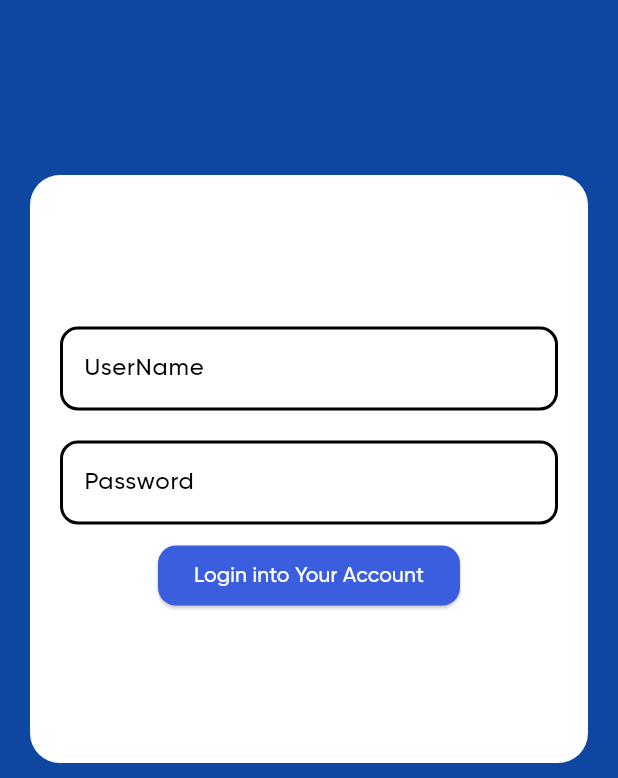
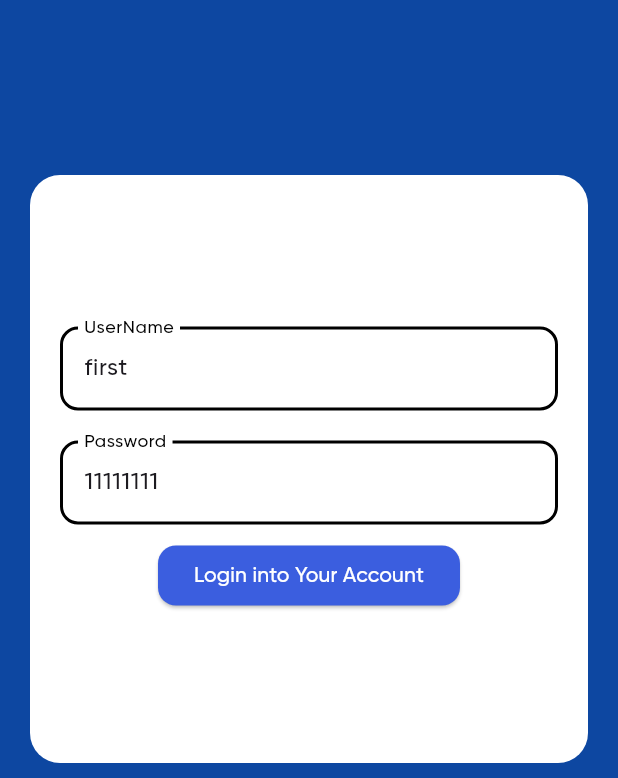
Before and after one commit to dani-96-sh/apple_shop, a Flutter app: the screen it shows after launch, on a phone screen of 412 x 824 dp, the part 458-1236 px from its top. Run offline on Flutter 3.47's test engine with Material 3 defaults, Android fonts, the phone set to English and light mode, and no system bars; our stand-ins replace bloc, dartz, dio, dotted_line, equatable, flutter_bloc and 4 more.

Commit message:
finish first week

```diff
--- a/lib/Screens/LoginSc.dart
+++ b/lib/Screens/LoginSc.dart
@@ -1,5 +1,9 @@
+import 'package:apple_shop/bloc/Authentication/AuthBloc.dart';
+import 'package:apple_shop/bloc/Authentication/AuthEvent.dart';
+import 'package:apple_shop/bloc/Authentication/AuthState.dart';
 import 'package:apple_shop/constant/color.dart';
 import 'package:flutter/material.dart';
+import 'package:flutter_bloc/flutter_bloc.dart';
 
 class LoginScreen extends StatefulWidget {
   const LoginScreen({super.key});
@@ -9,8 +13,8 @@ class LoginScreen extends StatefulWidget {
 }
 
 class _LoginScreenState extends State<LoginScreen> {
-  final usernamecontroller = TextEditingController();
-  final passwordcontroller = TextEditingController();
+  final usernamecontroller = TextEditingController(text: 'first');
+  final passwordcontroller = TextEditingController(text: '11111111');
   @override
   Widget build(BuildContext context) {
     return Scaffold(
@@ -78,8 +82,15 @@ class _LoginScreenState extends State<LoginScreen> {
                 SizedBox(
                   height: 10,
                 ),
-                ElevatedButton(
-                  onPressed: () {},
+                BlocBuilder<Authbloc, Authstate>(
+                  builder: (context, state) {
+                    if (state is AuthInitState) {
+                      return ElevatedButton(
+                        onPressed: () {
+                          BlocProvider.of<Authbloc>(context).add(
+                              AuthLoginRequest(usernamecontroller.text,
+                                  passwordcontroller.text));
+                        },
                         child: Text(
                           'Login into Your Account',
                           style: TextStyle(color: Colors.white),
@@ -91,7 +102,21 @@ class _LoginScreenState extends State<LoginScreen> {
                             borderRadius: BorderRadius.circular(12),
                           ),
                         ),
-                )
+                      );
+                    }
+                    if (state is AuthloadingState) {
+                      return CircularProgressIndicator();
+                    }
+                    if (state is AuthResponseState) {
+                      return state.response.fold((l) {
+                        return Text(l);
+                      }, (r) {
+                        return Text(r);
+                      });
+                    }
+                    return Text('');
+                  },
+                ),
               ],
             ),
             margin: EdgeInsets.symmetric(horizontal: 20, vertical: 10),
--- a/lib/bloc/Authentication/AuthBloc.dart
+++ b/lib/bloc/Authentication/AuthBloc.dart
@@ -0,0 +1,16 @@
+import 'package:apple_shop/bloc/Authentication/AuthEvent.dart';
+import 'package:apple_shop/bloc/Authentication/AuthState.dart';
+import 'package:apple_shop/data/repository/Authentication_repository.dart';
+import 'package:apple_shop/di.dart';
+import 'package:bloc/bloc.dart';
+
+class Authbloc extends Bloc<AuthEvents, Authstate> {
+  final IAuthRepository _repository = locator.get();
+  Authbloc() : super(AuthInitState()) {
+    on<AuthLoginRequest>((event, emit) async {
+      emit(AuthloadingState());
+      var response = await _repository.login(event.username, event.password);
+      emit(AuthResponseState(response));
+    });
+  }
+}
--- a/lib/bloc/Authentication/AuthEvent.dart
+++ b/lib/bloc/Authentication/AuthEvent.dart
@@ -0,0 +1,8 @@
+class AuthEvents {}
+
+class AuthLoginRequest extends AuthEvents {
+  String username;
+  String password;
+
+  AuthLoginRequest(this.username, this.password);
+}
--- a/lib/bloc/Authentication/AuthState.dart
+++ b/lib/bloc/Authentication/AuthState.dart
@@ -0,0 +1,13 @@
+import 'package:dartz/dartz.dart';
+
+class Authstate {}
+
+class AuthInitState extends Authstate {}
+
+class AuthloadingState extends Authstate {}
+
+class AuthResponseState extends Authstate {
+  Either<String, String> response;
+
+  AuthResponseState(this.response);
+}
--- a/lib/data/repository/Authentication_repository.dart
+++ b/lib/data/repository/Authentication_repository.dart
@@ -3,7 +3,7 @@ import 'package:apple_shop/di.dart';
 import 'package:apple_shop/utility/Api_Exception.dart';
 import 'package:apple_shop/utility/auth_manager.dart';
 import 'package:dartz/dartz.dart';
-import 'package:shared_preferences/shared_preferences.dart';
+// import 'package:shared_preferences/shared_preferences.dart';
 
 abstract class IAuthRepository {
   Future<Either<String, String>> register(
@@ -14,8 +14,8 @@ abstract class IAuthRepository {
 
 //مسئول این هست که دیتا بده یا ارور
 class AuthenticationRepository extends IAuthRepository {
-  final SharedPreferences _sharedpref = locator.get();
-  final IAthenticationDatasource _datasource = locator.get();
+  // final SharedPreferences _sharedpref = locator.get();
+  final IAuthenticationDatasource _datasource = locator.get();
 
   @override
   Future<Either<String, String>> register(
--- a/lib/di.dart
+++ b/lib/di.dart
@@ -4,8 +4,9 @@ import 'package:dio/dio.dart';
 import 'package:get_it/get_it.dart';
 import 'package:shared_preferences/shared_preferences.dart';
 
-GetIt locator = GetIt.instance;
+GetIt locator = GetIt.I;
 Future<void> getItInit() async {
+  // locator.registerSingleton<abstractClass>();
   locator.registerSingleton<Dio>(
     Dio(
       BaseOptions(baseUrl: 'https://startflutter.ir/api/'),
@@ -14,10 +15,9 @@ Future<void> getItInit() async {
 
   locator.registerSingleton<SharedPreferences>(
       await SharedPreferences.getInstance());
-  //
-
+  //datasources
   locator
-      .registerFactory<IAthenticationDatasource>(() => AuthenticationRemote());
+      .registerFactory<IAuthenticationDatasource>(() => AuthenticationRemote());
 
   //repositories
   locator.registerFactory<IAuthRepository>(() => AuthenticationRepository());
--- a/lib/main.dart
+++ b/lib/main.dart
@@ -4,12 +4,11 @@ import 'package:apple_shop/Screens/LoginSc.dart';
 import 'package:apple_shop/Screens/ProductsSc.dart';
 import 'package:apple_shop/Screens/ProfileScreen.dart';
 import 'package:apple_shop/Widgets/product_item.dart';
+import 'package:apple_shop/bloc/Authentication/AuthBloc.dart';
 import 'package:apple_shop/constant/color.dart';
-import 'package:apple_shop/data/repository/Authentication_repository.dart';
-
 import 'package:apple_shop/di.dart';
-import 'package:apple_shop/utility/auth_manager.dart';
 import 'package:flutter/material.dart';
+import 'package:flutter_bloc/flutter_bloc.dart';
 
 void main() async {
   WidgetsFlutterBinding.ensureInitialized();
@@ -31,7 +30,11 @@ class _MainPageState extends State<MainPage> {
     return MaterialApp(
       theme: ThemeData(fontFamily: 'GM'),
       debugShowCheckedModeBanner: false,
-      home: Scaffold(body: SafeArea(child: LoginScreen())
+      home: Scaffold(
+          body: BlocProvider(
+        create: (context) => Authbloc(),
+        child: LoginScreen(),
+      )
           //  Column(
           //   mainAxisAlignment: MainAxisAlignment.center,
           //   children: [
```
Also changed, not shown: lib/data/source/Athentication.dart (+6 -4 lines). Lines whose indentation alone changed are shown as unchanged.
